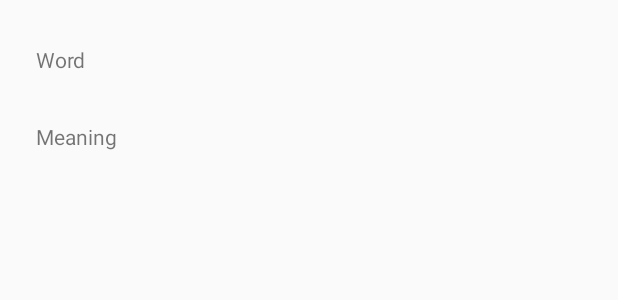
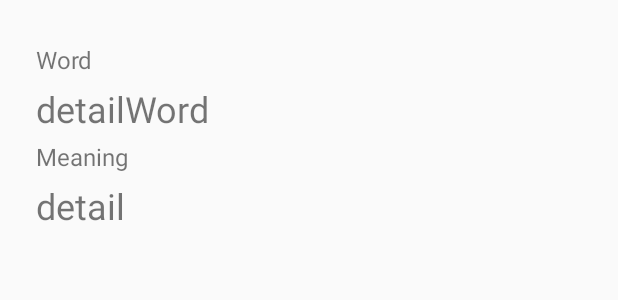
Before and after one commit to sshun04/PronounceFlachCard, an Android app: the layout dialog_fragment_word_detail.xml on its own in the app's theme, with its tools: preview values and no code run, on a phone screen of 412 x 824 dp. Shown: the top 300 px of the screen. Run offline under Robolectric (Android 15) with nearby library versions, the phone set to English and light mode, and no system bars.

Commit message:
add detail dialog

```diff
--- a/app/src/main/res/layout/dialog_fragment_word_detail.xml
+++ b/app/src/main/res/layout/dialog_fragment_word_detail.xml
@@ -18,8 +18,11 @@
                 android:layout_width="0dp"
                 app:layout_constraintEnd_toEndOf="parent"
                 android:layout_height="32dp"
+                android:textSize="16dp"
         />
         <TextView
+                android:textSize="24dp"
+                android:text="detailWord"
                 android:id="@+id/wordDetailText"
                 app:layout_constraintStart_toStartOf="parent"
                 app:layout_constraintEnd_toEndOf="parent"
@@ -33,12 +36,15 @@
                 app:layout_constraintStart_toStartOf="parent"
                 app:layout_constraintEnd_toEndOf="parent"
                 android:text="Meaning"
+                android:textSize="16dp"
                 android:gravity="center|left"
                 android:layout_width="0dp"
                 android:layout_height="32dp"/>
 
         <TextView
                 android:id="@+id/meaningDetailText"
+                android:textSize="24dp"
+                android:text="detail"
                 app:layout_constraintTop_toBottomOf="@id/titleMeaning"
                 app:layout_constraintEnd_toEndOf="parent"
                 app:layout_constraintStart_toStartOf="parent"
--- a/app/src/main/res/values/colors.xml
+++ b/app/src/main/res/values/colors.xml
@@ -1,6 +1,6 @@
 <?xml version="1.0" encoding="utf-8"?>
 <resources>
-    <color name="colorPrimary">#651FFF</color>
-    <color name="colorPrimaryDark">#6200EA</color>
-    <color name="colorAccent">#BB86Fc</color>
+    <color name="colorPrimary">#009688</color>
+    <color name="colorPrimaryDark">#00796B</color>
+    <color name="colorAccent">#00BCD4</color>
 </resources>
```
Also changed, not shown: app/src/main/java/com/shojishunsuke/pronounceflachcard/adapter/CardRecyclerViewAdapter.kt (+112 -31 lines), app/src/main/res/layout/menu.xml (added, +36 -0 lines).
